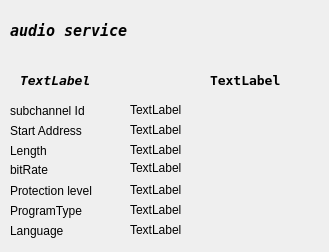
First picture: the form in forms/audio-description.ui, repository JvanKatwijk/sdrplayDab, before the edit.
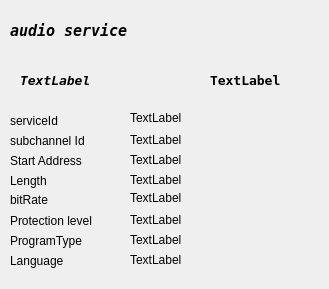
Second picture: the form after the edit.

Commit message: minor mod to service descriptor

What changed in the file:
```diff
--- a/forms/audio-description.ui
+++ b/forms/audio-description.ui
@@ -7,7 +7,7 @@
     <x>0</x>
     <y>0</y>
     <width>329</width>
-    <height>252</height>
+    <height>289</height>
    </rect>
   </property>
   <property name="windowTitle">
@@ -39,7 +39,7 @@
    <property name="geometry">
     <rect>
      <x>130</x>
-     <y>100</y>
+     <y>130</y>
      <width>111</width>
      <height>20</height>
     </rect>
@@ -52,7 +52,7 @@
    <property name="geometry">
     <rect>
      <x>130</x>
-     <y>120</y>
+     <y>150</y>
      <width>171</width>
      <height>20</height>
     </rect>
@@ -65,7 +65,7 @@
    <property name="geometry">
     <rect>
      <x>130</x>
-     <y>140</y>
+     <y>170</y>
      <width>171</width>
      <height>20</height>
     </rect>
@@ -78,7 +78,7 @@
    <property name="geometry">
     <rect>
      <x>10</x>
-     <y>160</y>
+     <y>190</y>
      <width>101</width>
      <height>20</height>
     </rect>
@@ -91,7 +91,7 @@
    <property name="geometry">
     <rect>
      <x>130</x>
-     <y>180</y>
+     <y>210</y>
      <width>161</width>
      <height>20</height>
     </rect>
@@ -104,7 +104,7 @@
    <property name="geometry">
     <rect>
      <x>130</x>
-     <y>200</y>
+     <y>230</y>
      <width>161</width>
      <height>20</height>
     </rect>
@@ -117,7 +117,7 @@
    <property name="geometry">
     <rect>
      <x>130</x>
-     <y>220</y>
+     <y>250</y>
      <width>181</width>
      <height>20</height>
     </rect>
@@ -130,7 +130,7 @@
    <property name="geometry">
     <rect>
      <x>10</x>
-     <y>100</y>
+     <y>130</y>
      <width>111</width>
      <height>21</height>
     </rect>
@@ -143,7 +143,7 @@
    <property name="geometry">
     <rect>
      <x>10</x>
-     <y>120</y>
+     <y>150</y>
      <width>91</width>
      <height>21</height>
     </rect>
@@ -156,7 +156,7 @@
    <property name="geometry">
     <rect>
      <x>10</x>
-     <y>140</y>
+     <y>170</y>
      <width>81</width>
      <height>21</height>
     </rect>
@@ -169,7 +169,7 @@
    <property name="geometry">
     <rect>
      <x>130</x>
-     <y>160</y>
+     <y>190</y>
      <width>59</width>
      <height>15</height>
     </rect>
@@ -182,7 +182,7 @@
    <property name="geometry">
     <rect>
      <x>10</x>
-     <y>180</y>
+     <y>210</y>
      <width>101</width>
      <height>21</height>
     </rect>
@@ -195,7 +195,7 @@
    <property name="geometry">
     <rect>
      <x>10</x>
-     <y>200</y>
+     <y>230</y>
      <width>111</width>
      <height>21</height>
     </rect>
@@ -208,7 +208,7 @@
    <property name="geometry">
     <rect>
      <x>10</x>
-     <y>220</y>
+     <y>250</y>
      <width>91</width>
      <height>21</height>
     </rect>
@@ -260,6 +260,32 @@
     <string>audio service</string>
    </property>
   </widget>
+  <widget class="QLabel" name="label_9">
+   <property name="geometry">
+    <rect>
+     <x>10</x>
+     <y>110</y>
+     <width>101</width>
+     <height>21</height>
+    </rect>
+   </property>
+   <property name="text">
+    <string>serviceId</string>
+   </property>
+  </widget>
+  <widget class="QLabel" name="serviceLabel">
+   <property name="geometry">
+    <rect>
+     <x>130</x>
+     <y>110</y>
+     <width>59</width>
+     <height>16</height>
+    </rect>
+   </property>
+   <property name="text">
+    <string>TextLabel</string>
+   </property>
+  </widget>
  </widget>
  <resources/>
  <connections/>
```
The commit also changes 4 other files.
